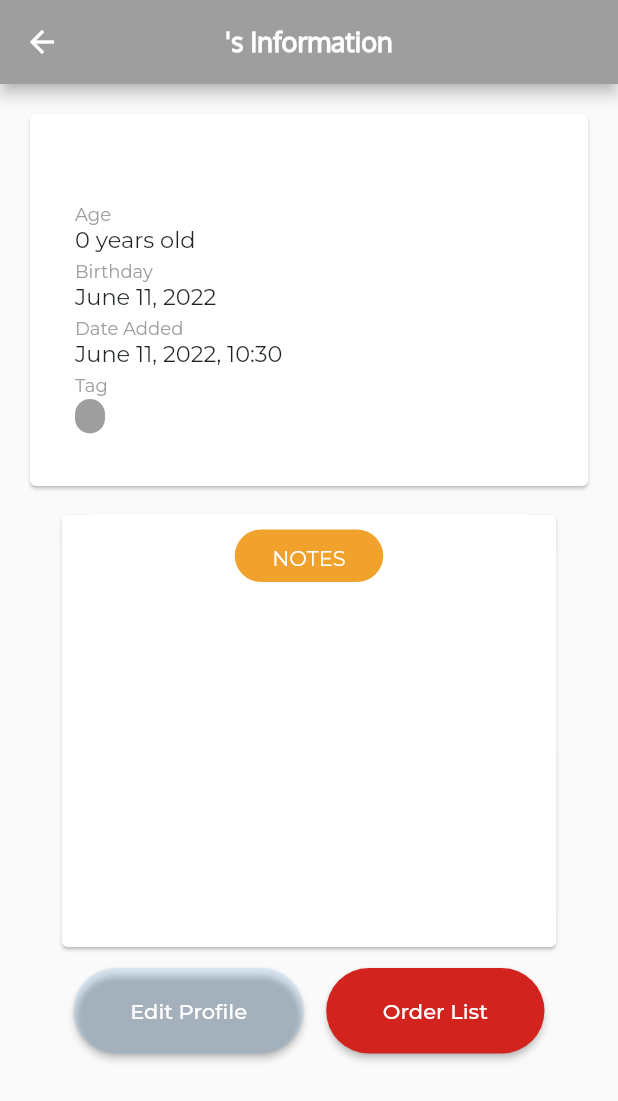
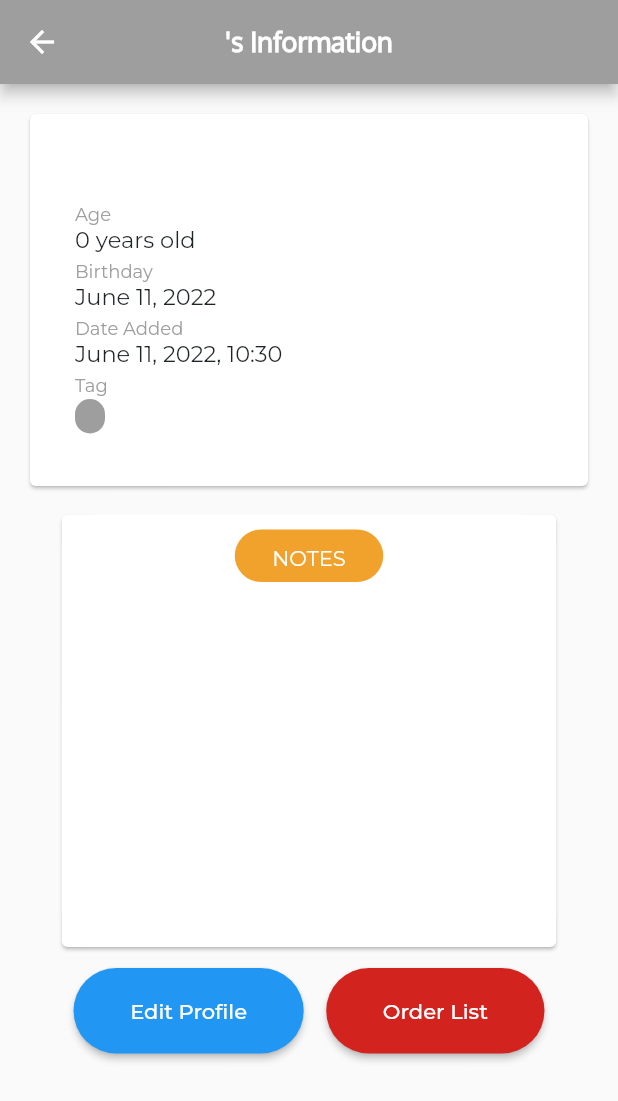
Before and after one commit to melzarjanchico-up/dennis-lechon-crm, a Flutter app: the CustomerInfo screen opened directly with empty values, on a phone screen of 412 x 824 dp. Shown: the top 1101 px of the screen. Run offline on Flutter 3.47's test engine with Material 2 defaults, Android fonts, the phone set to English and light mode, and no system bars; our stand-ins replace cloud_firestore, datetime_picker_formfield, firebase_auth, firebase_core, fl_chart, flutter_spinkit and 3 more; accounts and stored records are empty; statements that could not run were skipped; project files that could hold a hidden picture were left out.

Commit message:
fixed edit profile gray color

```diff
--- a/lib/screens/customer_screen/customer_info/customer_info.dart
+++ b/lib/screens/customer_screen/customer_info/customer_info.dart
@@ -445,7 +445,7 @@ Widget buildEditProfileButton(
       },
       style: ElevatedButton.styleFrom(
         shape: const StadiumBorder(),
-        primary: Colors.blue.withAlpha(30),
+        primary: Colors.blue,
         onPrimary: Colors.white,
         padding: const EdgeInsets.symmetric(horizontal: 34, vertical: 20),
       ),
--- a/lib/screens/home_screen_new/dashboard.dart
+++ b/lib/screens/home_screen_new/dashboard.dart
@@ -59,7 +59,7 @@ class Dashboard extends StatelessWidget {
       //     elevation: 0,
       //   ),
       // ),
-      drawer: const NavBar(),
+      drawer: NavBar(firestore: firestore,),
       backgroundColor: const Color.fromARGB(255, 243, 243, 243),
     );
   }
```
Also changed, not shown: lib/screens/home_screen_new/nav_bar.dart (+6 -7 lines).
